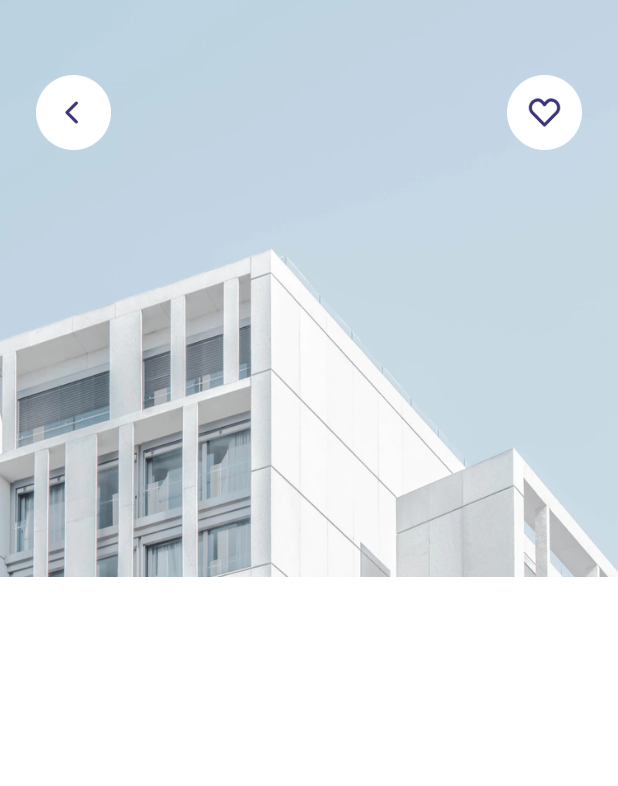
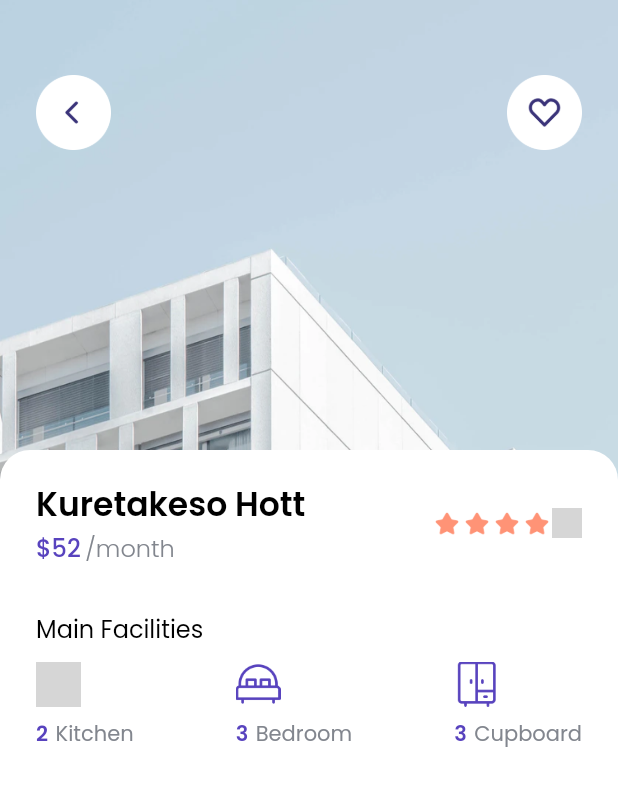
Before and after one commit to davadaviar/flutter-findhouse, a Flutter app: the DetailPage screen opened by its route, on a phone screen of 412 x 824 dp. Shown: the top 786 px of the screen. Run offline on Flutter 3.47's test engine with Material 2 defaults, Android fonts, the phone set to English and light mode, and no system bars; our stand-ins replace google_fonts; grey boxes are pictures that could not be loaded.

Commit message:
Add main facilities section

```diff
--- a/lib/ui/pages/detail_page.dart
+++ b/lib/ui/pages/detail_page.dart
@@ -1,4 +1,5 @@
 import 'package:flutter/material.dart';
+import 'package:flutter_findhouse/ui/widgets/custom_facilities_item.dart';
 import '../../shared/themes.dart';
 
 class DetailPage extends StatelessWidget {
@@ -6,6 +7,113 @@ class DetailPage extends StatelessWidget {
 
   @override
   Widget build(BuildContext context) {
+    Widget header() {
+      return Row(
+        children: [
+          Column(
+            crossAxisAlignment: CrossAxisAlignment.start,
+            children: [
+              Text(
+                'Kuretakeso Hott',
+                style: blackTextStyle.copyWith(
+                  fontSize: 22,
+                  fontWeight: semiBold,
+                ),
+              ),
+              Row(
+                children: [
+                  Text(
+                    '\$52',
+                    style: purpleTextStyle.copyWith(
+                      fontSize: 16,
+                      fontWeight: medium,
+                    ),
+                  ),
+                  SizedBox(
+                    width: 3,
+                  ),
+                  Text(
+                    '/month',
+                    style: greyTextStyle.copyWith(
+                      fontSize: 16,
+                      fontWeight: light,
+                    ),
+                  )
+                ],
+              )
+            ],
+          ),
+          Spacer(),
+          Row(
+            children: [
+              Image.asset(
+                'assets/icon_star.png',
+                width: 20,
+              ),
+              Image.asset(
+                'assets/icon_star.png',
+                width: 20,
+              ),
+              Image.asset(
+                'assets/icon_star.png',
+                width: 20,
+              ),
+              Image.asset(
+                'assets/icon_star.png',
+                width: 20,
+              ),
+              Image.asset(
+                'assets/icon_star_grey.png',
+                width: 20,
+              ),
+            ],
+          )
+        ],
+      );
+    }
+
+    ;
+
+    Widget mainFacilities() {
+      return Container(
+        margin: EdgeInsets.only(
+          top: 30,
+        ),
+        child: Column(
+          crossAxisAlignment: CrossAxisAlignment.start,
+          children: [
+            Text(
+              'Main Facilities',
+              style: blackTextStyle.copyWith(
+                fontSize: 16,
+                fontWeight: regular,
+              ),
+            ),
+            Row(
+              mainAxisAlignment: MainAxisAlignment.spaceBetween,
+              children: [
+                CustomFacilitiesItem(
+                  title: 'Kitchen',
+                  imgUrl: 'assets/icon_kitchen.png',
+                  item: '2',
+                ),
+                CustomFacilitiesItem(
+                  title: 'Bedroom',
+                  imgUrl: 'assets/icon_bedroom.png',
+                  item: '3',
+                ),
+                CustomFacilitiesItem(
+                  title: 'Cupboard',
+                  imgUrl: 'assets/icon_lemari.png',
+                  item: '3',
+                ),
+              ],
+            )
+          ],
+        ),
+      );
+    }
+
     return Scaffold(
       backgroundColor: backgroundColor,
       body: Stack(
@@ -38,6 +146,36 @@ class DetailPage extends StatelessWidget {
               ],
             ),
           ),
+          ListView(
+            children: [
+              SizedBox(
+                height: 300,
+              ),
+              Container(
+                width: MediaQuery.of(context).size.width,
+                decoration: BoxDecoration(
+                  color: whiteColor,
+                  borderRadius: BorderRadius.vertical(
+                    top: Radius.circular(20),
+                  ),
+                ),
+                child: Padding(
+                  padding: EdgeInsets.only(
+                    top: 20,
+                    left: defaultMargin,
+                    right: defaultMargin,
+                  ),
+                  child: Column(
+                    crossAxisAlignment: CrossAxisAlignment.start,
+                    children: [
+                      header(),
+                      mainFacilities(),
+                    ],
+                  ),
+                ),
+              ),
+            ],
+          )
         ],
       ),
     );
--- /dev/null
+++ b/lib/ui/widgets/custom_facilities_item.dart
@@ -0,0 +1,56 @@
+import 'package:flutter/material.dart';
+import '../../shared/themes.dart';
+
+class CustomFacilitiesItem extends StatelessWidget {
+  final String title;
+  final String imgUrl;
+  final String item;
+
+  const CustomFacilitiesItem({
+    Key? key,
+    required this.title,
+    required this.imgUrl,
+    required this.item,
+  }) : super(key: key);
+
+  @override
+  Widget build(BuildContext context) {
+    return Column(
+      crossAxisAlignment: CrossAxisAlignment.start,
+      children: [
+        SizedBox(
+          height: 10,
+        ),
+        Image.asset(
+          imgUrl,
+          width: 30,
+          height: 30,
+        ),
+        SizedBox(
+          height: 8,
+        ),
+        Row(
+          children: [
+            Text(
+              item,
+              style: purpleTextStyle.copyWith(
+                fontSize: 14,
+                fontWeight: semiBold,
+              ),
+            ),
+            SizedBox(
+              width: 5,
+            ),
+            Text(
+              title,
+              style: greyTextStyle.copyWith(
+                fontSize: 14,
+                fontWeight: regular,
+              ),
+            )
+          ],
+        )
+      ],
+    );
+  }
+}
```
